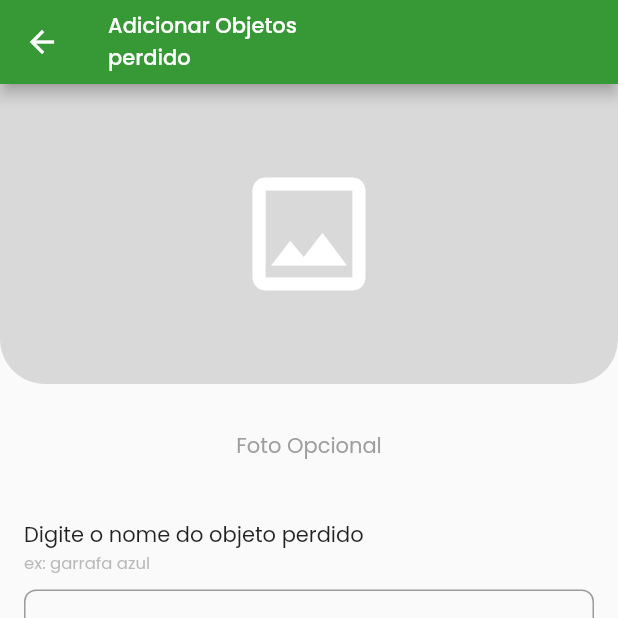
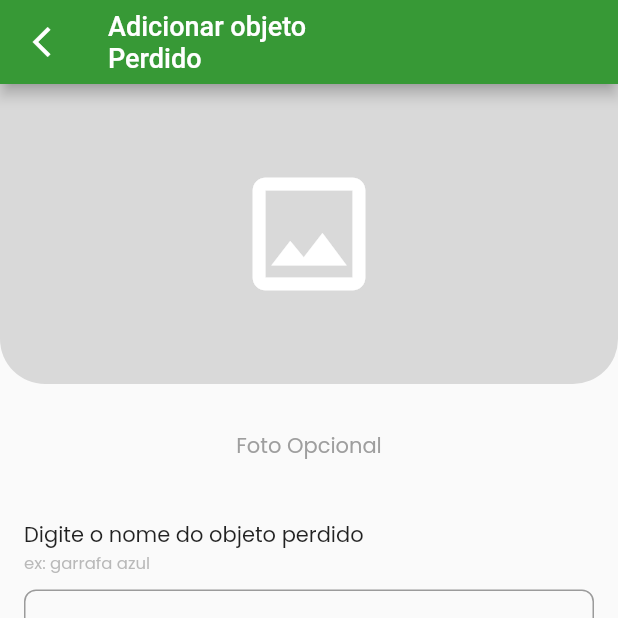
Before and after one commit to DARM-Labs/AchadosEPerdidos-Frontend, a Flutter app: the AddLosesObjectsPage screen opened by its route, on a phone screen of 412 x 824 dp, the top half of it. Run offline on Flutter 3.47's test engine with Material 2 defaults, Android fonts, the light colour scheme and no system bars; our stand-ins replace brasil_fields, firebase_storage, get, google_fonts, image_picker, material_design_icons_flutter; accounts and stored records are empty.

Commit message:
ADIÇÃO NOVA APP BAR

```diff
--- a/lib/app/ui/mobile/pages/add_loses_objects_page.dart
+++ b/lib/app/ui/mobile/pages/add_loses_objects_page.dart
@@ -34,21 +34,12 @@ class _AddLosesObjectsPageState extends State<AddLosesObjectsPage> {
   Widget build(BuildContext context) {
     if (page == "initial") {
       return Scaffold(
-        appBar: AppBar(
-          title: Column(
-            crossAxisAlignment: CrossAxisAlignment.start,
-            children: [
-              Text(
-                "Adicionar Objetos",
-                style: GoogleFonts.poppins(
-                    fontSize: 14, fontWeight: FontWeight.w500),
-              ),
-              Text(
-                "perdido",
-                style: GoogleFonts.poppins(
-                    fontSize: 14, fontWeight: FontWeight.w500),
-              ),
-            ],
+       appBar: AppBar(
+          title: const AppBarTextObjectWidget(
+            subtitle: "Perdido",
+          ),
+          leading: AppBarLeadingObjectWidget(
+            onTap: () => Navigator.pop(context),
           ),
         ),
         body: SafeArea(
```
Also changed, not shown: lib/app/ui/mobile/pages/loses_object_page/sucess_add_loses_obejects.dart (added, +55 -0 lines).
